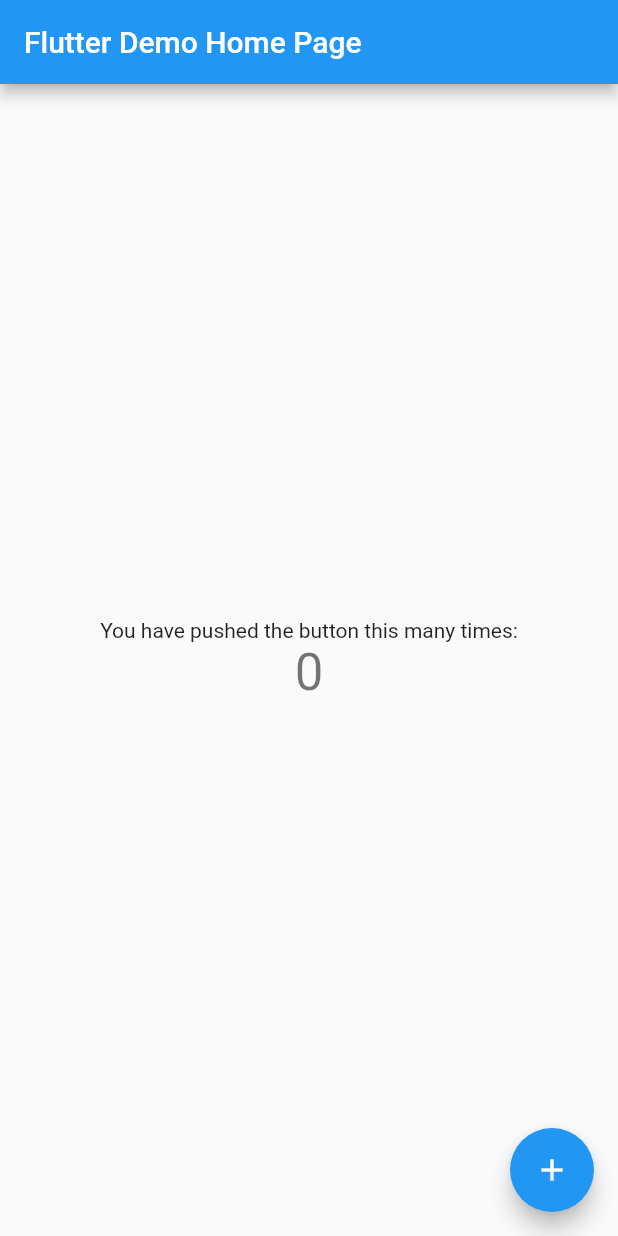
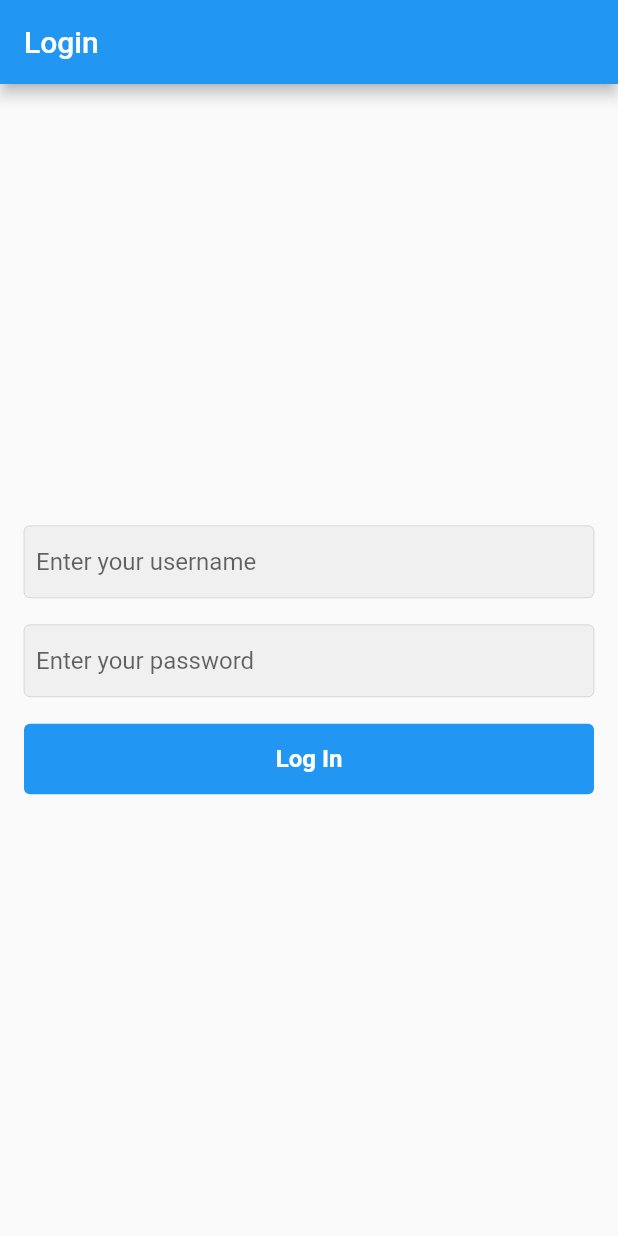
Before and after one commit to jtnovellis/daily-flutter, a Flutter app: the screen it shows after launch, on a phone screen of 412 x 824 dp. Run offline on Flutter 3.47's test engine with Material 2 defaults, Android fonts, the phone set to English and light mode, and no system bars.

Commit message:
login screen and amplify setup

```diff
--- a/lib/main.dart
+++ b/lib/main.dart
@@ -1,3 +1,4 @@
+import 'package:daily_flutter/screens/login_view.dart';
 import 'package:flutter/material.dart';
 
 void main() {
@@ -7,109 +8,14 @@
 class MyApp extends StatelessWidget {
   const MyApp({super.key});
 
-  // This widget is the root of your application.
   @override
   Widget build(BuildContext context) {
     return MaterialApp(
-      title: 'Flutter Demo',
+      title: 'Counter App',
       theme: ThemeData(
-        // This is the theme of your application.
-        //
-        // Try running your application with "flutter run". You'll see the
-        // application has a blue toolbar. Then, without quitting the app, try
-        // changing the primarySwatch below to Colors.green and then invoke
-        // "hot reload" (press "r" in the console where you ran "flutter run",
-        // or simply save your changes to "hot reload" in a Flutter IDE).
-        // Notice that the counter didn't reset back to zero; the application
-        // is not restarted.
         primarySwatch: Colors.blue,
       ),
-      home: const MyHomePage(title: 'Flutter Demo Home Page'),
+      home: const LoginScreen(),
     );
   }
 }
-
-class MyHomePage extends StatefulWidget {
-  const MyHomePage({super.key, required this.title});
-
-  // This widget is the home page of your application. It is stateful, meaning
-  // that it has a State object (defined below) that contains fields that affect
-  // how it looks.
-
-  // This class is the configuration for the state. It holds the values (in this
-  // case the title) provided by the parent (in this case the App widget) and
-  // used by the build method of the State. Fields in a Widget subclass are
-  // always marked "final".
-
-  final String title;
-
-  @override
-  State<MyHomePage> createState() => _MyHomePageState();
-}
-
-class _MyHomePageState extends State<MyHomePage> {
-  int _counter = 0;
-
-  void _incrementCounter() {
-    setState(() {
-      // This call to setState tells the Flutter framework that something has
-      // changed in this State, which causes it to rerun the build method below
-      // so that the display can reflect the updated values. If we changed
-      // _counter without calling setState(), then the build method would not be
-      // called again, and so nothing would appear to happen.
-      _counter++;
-    });
-  }
-
-  @override
-  Widget build(BuildContext context) {
-    // This method is rerun every time setState is called, for instance as done
-    // by the _incrementCounter method above.
-    //
-    // The Flutter framework has been optimized to make rerunning build methods
-    // fast, so that you can just rebuild anything that needs updating rather
-    // than having to individually change instances of widgets.
-    return Scaffold(
-      appBar: AppBar(
-        // Here we take the value from the MyHomePage object that was created by
-        // the App.build method, and use it to set our appbar title.
-        title: Text(widget.title),
-      ),
-      body: Center(
-        // Center is a layout widget. It takes a single child and positions it
-        // in the middle of the parent.
-        child: Column(
-          // Column is also a layout widget. It takes a list of children and
-          // arranges them vertically. By default, it sizes itself to fit its
-          // children horizontally, and tries to be as tall as its parent.
-          //
-          // Invoke "debug painting" (press "p" in the console, choose the
-          // "Toggle Debug Paint" action from the Flutter Inspector in Android
-          // Studio, or the "Toggle Debug Paint" command in Visual Studio Code)
-          // to see the wireframe for each widget.
-          //
-          // Column has various properties to control how it sizes itself and
-          // how it positions its children. Here we use mainAxisAlignment to
-          // center the children vertically; the main axis here is the vertical
-          // axis because Columns are vertical (the cross axis would be
-          // horizontal).
-          mainAxisAlignment: MainAxisAlignment.center,
-          children: <Widget>[
-            const Text(
-              'You have pushed the button this many times:',
-            ),
-            Text(
-              '$_counter',
-              style: Theme.of(context).textTheme.headlineMedium,
-            ),
-          ],
-        ),
-      ),
-      floatingActionButton: FloatingActionButton(
-        onPressed: _incrementCounter,
-        tooltip: 'Increment',
-        child: const Icon(Icons.add),
-      ), // This trailing comma makes auto-formatting nicer for build methods.
-    );
-  }
-}
--- /dev/null
+++ b/lib/screens/login_view.dart
@@ -0,0 +1,101 @@
+import 'package:daily_flutter/widgets/text_input_field.dart';
+import 'package:flutter/material.dart';
+
+class LoginScreen extends StatefulWidget {
+  const LoginScreen({super.key});
+
+  @override
+  State<LoginScreen> createState() => _LoginScreenState();
+}
+
+class _LoginScreenState extends State<LoginScreen> {
+  final TextEditingController _username = TextEditingController();
+  final TextEditingController _password = TextEditingController();
+  bool _isLoading = false;
+
+  @override
+  void dispose() {
+    super.dispose();
+    _username.dispose();
+    _password.dispose();
+  }
+
+  void logInUser() {
+    setState(() {
+      _isLoading = true;
+    });
+    print(_username.text);
+    print(_password.text);
+
+    setState(() {
+      _isLoading = false;
+    });
+  }
+
+  @override
+  Widget build(BuildContext context) {
+    return Scaffold(
+      appBar: AppBar(
+        title: const Text('Login'),
+      ),
+      body: Container(
+        padding: const EdgeInsets.symmetric(horizontal: 16),
+        child: Column(
+          children: [
+            Flexible(
+              flex: 2,
+              child: Container(),
+            ),
+            TextInputField(
+              textEditingController: _username,
+              hintText: 'Enter your username',
+              textInputType: TextInputType.text,
+            ),
+            const SizedBox(
+              height: 18,
+            ),
+            TextInputField(
+              textEditingController: _password,
+              hintText: 'Enter your password',
+              textInputType: TextInputType.text,
+              isPass: true,
+            ),
+            const SizedBox(
+              height: 18,
+            ),
+            InkWell(
+              onTap: logInUser,
+              child: Container(
+                alignment: Alignment.center,
+                width: double.infinity,
+                padding: const EdgeInsets.symmetric(vertical: 14),
+                decoration: const ShapeDecoration(
+                  shape: RoundedRectangleBorder(
+                    borderRadius: BorderRadius.all(Radius.circular(4)),
+                  ),
+                  color: Colors.blue,
+                ),
+                child: _isLoading
+                    ? const CircularProgressIndicator(
+                        color: Colors.white,
+                      )
+                    : const Text(
+                        'Log In',
+                        style: TextStyle(
+                          fontWeight: FontWeight.bold,
+                          color: Colors.white,
+                          fontSize: 16,
+                        ),
+                      ),
+              ),
+            ),
+            Flexible(
+              flex: 2,
+              child: Container(),
+            ),
+          ],
+        ),
+      ),
+    );
+  }
+}
--- /dev/null
+++ b/lib/widgets/text_input_field.dart
@@ -0,0 +1,35 @@
+import 'package:flutter/material.dart';
+
+class TextInputField extends StatelessWidget {
+  const TextInputField({
+    super.key,
+    required this.textEditingController,
+    this.isPass = false,
+    required this.hintText,
+    required this.textInputType,
+  });
+
+  final TextEditingController textEditingController;
+  final bool isPass;
+  final String hintText;
+  final TextInputType textInputType;
+
+  @override
+  Widget build(BuildContext context) {
+    final inputBorder =
+        OutlineInputBorder(borderSide: Divider.createBorderSide(context));
+    return TextField(
+      controller: textEditingController,
+      decoration: InputDecoration(
+        hintText: hintText,
+        border: inputBorder,
+        focusedBorder: inputBorder,
+        enabledBorder: inputBorder,
+        filled: true,
+        contentPadding: const EdgeInsets.all(8),
+      ),
+      keyboardType: textInputType,
+      obscureText: isPass,
+    );
+  }
+}
--- a/pubspec.yaml
+++ b/pubspec.yaml
@@ -31,6 +31,8 @@
   flutter:
     sdk: flutter
 
+  amplify_flutter: ^0.6.0
+  amplify_auth_cognito: ^0.6.0
 
   # The following adds the Cupertino Icons font to your application.
   # Use with the CupertinoIcons class for iOS style icons.
@@ -52,7 +54,6 @@
 
 # The following section is specific to Flutter packages.
 flutter:
-
   # The following line ensures that the Material Icons font is
   # included with your application, so that you can use the icons in
   # the material Icons class.
```
Also changed, not shown: pubspec.lock, 6 other files.
